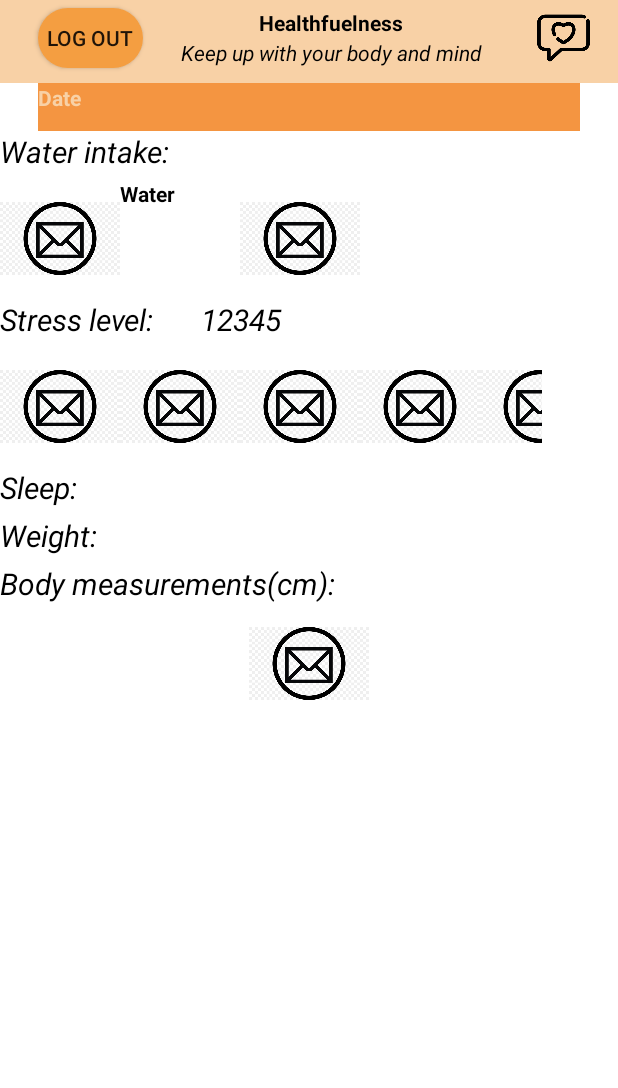
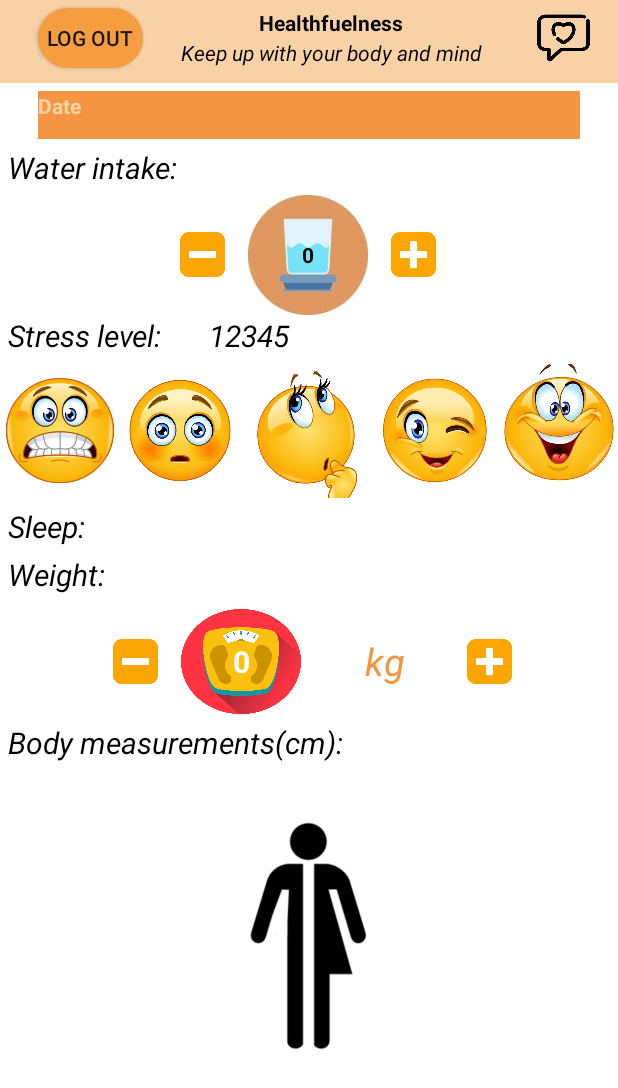
Before and after one commit to BiancaTripa/Healthfuelness, an Android app: the HomeMeasurementsActivity screen opened directly, with no data from a screen before it, on a phone screen of 412 x 824 dp. Shown: the top 1088 px of the screen. Run offline under Robolectric (Android 15) with nearby library versions, the phone set to English and light mode, and no system bars; 1 statement that could not run was skipped.

Commit message:
Added UI for measurements part 2

```diff
--- a/app/src/main/res/layout/activity_home_measurements.xml
+++ b/app/src/main/res/layout/activity_home_measurements.xml
@@ -65,6 +65,8 @@
         android:layout_gravity="center"
         android:background="@color/colorAccent"
         android:text="Date"
+        android:layout_marginTop="5dp"
+        android:layout_marginBottom="5dp"
         android:textColor="@color/colorPrimary"
         android:textStyle="bold">
     </TextView>
@@ -76,37 +78,43 @@
         android:text="Water intake:"
         android:textColor="@color/black"
         android:textSize="20dp"
+        android:layout_marginLeft="5dp"
         android:textStyle="italic">
     </TextView>
 
     <LinearLayout
-        android:layout_width="361dp"
+        android:layout_width="match_parent"
         android:layout_height="80dp"
         android:orientation="horizontal">
 
         <ImageView
             android:id="@+id/button_decrement"
+            android:layout_width="30dp"
+            android:layout_height="30dp"
             android:layout_gravity="center"
-            android:layout_width="80dp"
-            android:layout_height="70dp"
-            android:src="@drawable/ic_logo">
-        </ImageView>
+            android:layout_marginStart="120dp"
+            android:layout_marginEnd="15dp"
+            android:src="@drawable/minus"></ImageView>
 
         <TextView
             android:id="@+id/tv_water"
             android:layout_width="80dp"
-            android:layout_height="70dp"
-            android:text="Water"
+            android:layout_height="80dp"
+            android:layout_gravity="center_vertical"
+            android:layout_marginEnd="15dp"
+            android:background="@drawable/waterGlass"
+            android:gravity="center"
+            android:text="0"
             android:textColor="@color/black"
             android:textStyle="bold"></TextView>
 
         <ImageView
             android:id="@+id/button_increment"
+            android:layout_width="30dp"
+            android:layout_height="30dp"
             android:layout_gravity="center"
-            android:layout_width="80dp"
-            android:layout_height="70dp"
-            android:src="@drawable/ic_logo">
-        </ImageView>
+            android:layout_marginEnd="15dp"
+            android:src="@drawable/plus"></ImageView>
     </LinearLayout>
 
     <LinearLayout
@@ -121,6 +129,7 @@
             android:text="Stress level:"
             android:textColor="@color/black"
             android:textSize="20dp"
+            android:layout_marginLeft="5dp"
             android:textStyle="italic"></TextView>
 
         <TextView
@@ -136,60 +145,60 @@
     </LinearLayout>
 
     <LinearLayout
-        android:layout_width="361dp"
-        android:layout_height="80dp"
+        android:layout_width="match_parent"
+        android:layout_height="90dp"
         android:orientation="horizontal">
 
         <ImageView
             android:id="@+id/button_stress1"
-            android:layout_gravity="center"
             android:layout_width="80dp"
             android:layout_height="70dp"
-            android:src="@drawable/ic_logo">
-        </ImageView>
+            android:layout_gravity="center"
+            android:src="@drawable/stressedOut"></ImageView>
 
         <ImageView
             android:id="@+id/button_stress2"
-            android:layout_gravity="center"
             android:layout_width="80dp"
             android:layout_height="70dp"
-            android:src="@drawable/ic_logo">
-        </ImageView>
+            android:layout_gravity="center"
+            android:src="@drawable/stressed"></ImageView>
 
         <ImageView
             android:id="@+id/button_stress3"
+            android:layout_width="90dp"
+            android:layout_height="90dp"
             android:layout_gravity="center"
-            android:layout_width="80dp"
-            android:layout_height="70dp"
-            android:src="@drawable/ic_logo">
-        </ImageView>
+            android:layout_marginTop="5dp"
+            android:src="@drawable/notSure"></ImageView>
 
         <ImageView
             android:id="@+id/button_stress4"
-            android:layout_gravity="center"
             android:layout_width="80dp"
             android:layout_height="70dp"
-            android:src="@drawable/ic_logo">
-        </ImageView>
+            android:layout_gravity="center"
+            android:src="@drawable/happy"></ImageView>
 
         <ImageView
             android:id="@+id/button_stress5"
+            android:layout_width="85dp"
+            android:layout_height="80dp"
             android:layout_gravity="center"
-            android:layout_width="80dp"
-            android:layout_height="70dp"
-            android:src="@drawable/ic_logo">
-        </ImageView>
+            android:layout_marginBottom="5dp"
+            android:src="@drawable/veryHappy"></ImageView>
     </LinearLayout>
 
 
     <TextView
-        android:layout_width="361dp"
+        android:layout_width="match_parent"
         android:layout_height="32dp"
         android:layout_gravity="left"
+        android:layout_marginTop="5dp"
         android:text="Sleep:"
         android:textColor="@color/black"
         android:textSize="20dp"
+        android:layout_marginLeft="5dp"
         android:textStyle="italic"></TextView>
+
 
     <TextView
         android:layout_width="361dp"
@@ -198,7 +207,55 @@
         android:text="Weight:"
         android:textColor="@color/black"
         android:textSize="20dp"
+        android:layout_marginLeft="5dp"
         android:textStyle="italic"></TextView>
+
+    <LinearLayout
+        android:layout_width="match_parent"
+        android:layout_height="80dp"
+        android:orientation="horizontal">
+
+        <ImageView
+            android:id="@+id/button_decrement_weight"
+            android:layout_width="30dp"
+            android:layout_height="30dp"
+            android:layout_gravity="center"
+            android:layout_marginEnd="15dp"
+            android:layout_marginStart="75dp"
+            android:src="@drawable/minus"></ImageView>
+
+        <TextView
+            android:id="@+id/tv_weight"
+            android:layout_width="80dp"
+            android:layout_height="70dp"
+            android:gravity="center"
+            android:layout_gravity="center_vertical"
+            android:text="0"
+            android:textColor="@color/white"
+            android:textSize="20dp"
+            android:layout_marginEnd="15dp"
+            android:background="@drawable/scale2"
+            android:textStyle="bold"></TextView>
+
+        <TextView
+            android:layout_width="80dp"
+            android:layout_height="70dp"
+            android:layout_gravity="center_vertical"
+            android:gravity="center"
+            android:text="kg"
+            android:textColor="@color/colorAccent"
+            android:layout_marginEnd="15dp"
+            android:textSize="25dp"
+            android:textStyle="italic"></TextView>
+
+        <ImageView
+            android:id="@+id/button_increment_weight"
+            android:layout_width="30dp"
+            android:layout_height="30dp"
+            android:layout_gravity="center"
+            android:layout_marginEnd="15dp"
+            android:src="@drawable/plus"></ImageView>
+    </LinearLayout>
 
     <TextView
         android:layout_width="361dp"
@@ -207,6 +264,7 @@
         android:text="Body measurements(cm):"
         android:textColor="@color/black"
         android:textSize="20dp"
+        android:layout_marginLeft="5dp"
         android:textStyle="italic"></TextView>
 
 
@@ -214,9 +272,8 @@
         android:id="@+id/button_home"
         android:layout_gravity="center"
         android:layout_width="80dp"
-        android:layout_height="70dp"
-        android:layout_marginBottom="20dp"
-        android:src="@drawable/ic_logo">
+        android:layout_height="220dp"
+        android:src="@drawable/half3">
     </ImageView>
 
 </LinearLayout>
```
Also changed, not shown: app/src/main/res/drawable/body.webp (added), app/src/main/res/drawable/half2.jpg (added), app/src/main/res/drawable/half3.jpg (added), app/src/main/res/drawable/happy.png (added), app/src/main/res/drawable/minus.png (added), app/src/main/res/drawable/notSure.png (added), app/src/main/res/drawable/plus.png (added), app/src/main/res/drawable/scale.png (added), app/src/main/res/drawable/scale2.jpg (added), app/src/main/res/drawable/stressed.jpg (added), app/src/main/res/drawable/stressedOut.jpg (added), app/src/main/res/drawable/veryHappy.jpg (added), app/src/main/res/drawable/waterGlass.jpg (added), 1 other file.
